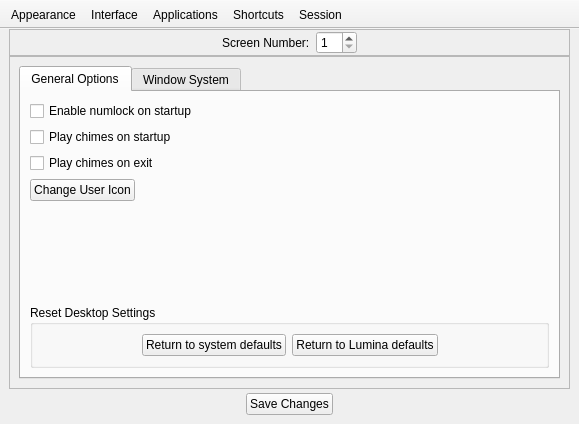
Before: the Qt Designer form lumina-config/mainUI.ui in lumina-desktop/lumina, drawn with Qt 5.
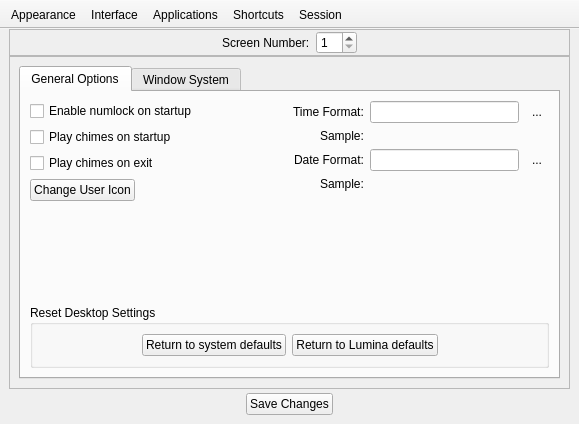
After: the same form once the commit is applied. The open tabs and pages were chosen to show the change.

Commit message: Add the ability to set different date/time formats on a session-wide scale, and have the clock plugin instantly update to the new format (backwards compatible with no formats set)

What changed in the file:
```diff
--- a/lumina-config/mainUI.ui
+++ b/lumina-config/mainUI.ui
@@ -1466,6 +1466,21 @@
            <attribute name="title">
             <string>General Options</string>
            </attribute>
+           <layout class="QGridLayout" name="gridLayout">
+            <item row="5" column="0">
+             <spacer name="verticalSpacer_2">
+              <property name="orientation">
+               <enum>Qt::Vertical</enum>
+              </property>
+              <property name="sizeHint" stdset="0">
+               <size>
+                <width>20</width>
+                <height>128</height>
+               </size>
+              </property>
+             </spacer>
+            </item>
+            <item row="0" column="0">
            <layout class="QVBoxLayout" name="verticalLayout_4">
             <item>
              <widget class="QCheckBox" name="check_session_numlock">
@@ -1518,20 +1533,110 @@
               </item>
              </layout>
             </item>
+             </layout>
+            </item>
+            <item row="0" column="1">
+             <layout class="QFormLayout" name="formLayout_3">
+              <property name="fieldGrowthPolicy">
+               <enum>QFormLayout::AllNonFixedFieldsGrow</enum>
+              </property>
+              <property name="labelAlignment">
+               <set>Qt::AlignRight|Qt::AlignTrailing|Qt::AlignVCenter</set>
+              </property>
+              <item row="0" column="0">
+               <widget class="QLabel" name="label_24">
+                <property name="text">
+                 <string>Time Format:</string>
+                </property>
+               </widget>
+              </item>
+              <item row="0" column="1">
+               <layout class="QHBoxLayout" name="horizontalLayout_3">
             <item>
-             <spacer name="verticalSpacer_2">
-              <property name="orientation">
-               <enum>Qt::Vertical</enum>
-              </property>
-              <property name="sizeHint" stdset="0">
-               <size>
-                <width>20</width>
-                <height>128</height>
-               </size>
-              </property>
-             </spacer>
-            </item>
+                 <widget class="QLineEdit" name="line_session_time"/>
+                </item>
+                <item>
+                 <widget class="QToolButton" name="tool_help_time">
+                  <property name="toolTip">
+                   <string>View format codes</string>
+                  </property>
+                  <property name="text">
+                   <string notr="true">...</string>
+                  </property>
+                  <property name="autoRaise">
+                   <bool>true</bool>
+                  </property>
+                 </widget>
+                </item>
+               </layout>
+              </item>
+              <item row="2" column="0">
+               <widget class="QLabel" name="label_25">
+                <property name="text">
+                 <string>Date Format:</string>
+                </property>
+               </widget>
+              </item>
+              <item row="2" column="1">
+               <layout class="QHBoxLayout" name="horizontalLayout_21">
             <item>
+                 <widget class="QLineEdit" name="line_session_date"/>
+                </item>
+                <item>
+                 <widget class="QToolButton" name="tool_help_date">
+                  <property name="toolTip">
+                   <string>View format codes</string>
+                  </property>
+                  <property name="text">
+                   <string notr="true">...</string>
+                  </property>
+                  <property name="autoRaise">
+                   <bool>true</bool>
+                  </property>
+                 </widget>
+                </item>
+               </layout>
+              </item>
+              <item row="1" column="1">
+               <widget class="QLabel" name="label_session_timesample">
+                <property name="text">
+                 <string notr="true"/>
+                </property>
+                <property name="alignment">
+                 <set>Qt::AlignCenter</set>
+                </property>
+               </widget>
+              </item>
+              <item row="3" column="1">
+               <widget class="QLabel" name="label_session_datesample">
+                <property name="text">
+                 <string notr="true"/>
+                </property>
+                <property name="alignment">
+                 <set>Qt::AlignCenter</set>
+                </property>
+               </widget>
+              </item>
+              <item row="1" column="0">
+               <widget class="QLabel" name="label_28">
+                <property name="text">
+                 <string>Sample:</string>
+                </property>
+               </widget>
+              </item>
+              <item row="3" column="0">
+               <widget class="QLabel" name="label_29">
+                <property name="text">
+                 <string>Sample:</string>
+                </property>
+                <property name="alignment">
+                 <set>Qt::AlignLeading|Qt::AlignLeft|Qt::AlignVCenter</set>
+                </property>
+               </widget>
+              </item>
+             </layout>
+            </item>
+            <item row="6" column="0" colspan="2">
              <widget class="QGroupBox" name="groupBox_2">
               <property name="font">
                <font>
```
Left out of the diff: 2 changed lines with no effect on the pictures. Lines whose indentation alone changed are shown as unchanged. The commit also changes 6 other files.
